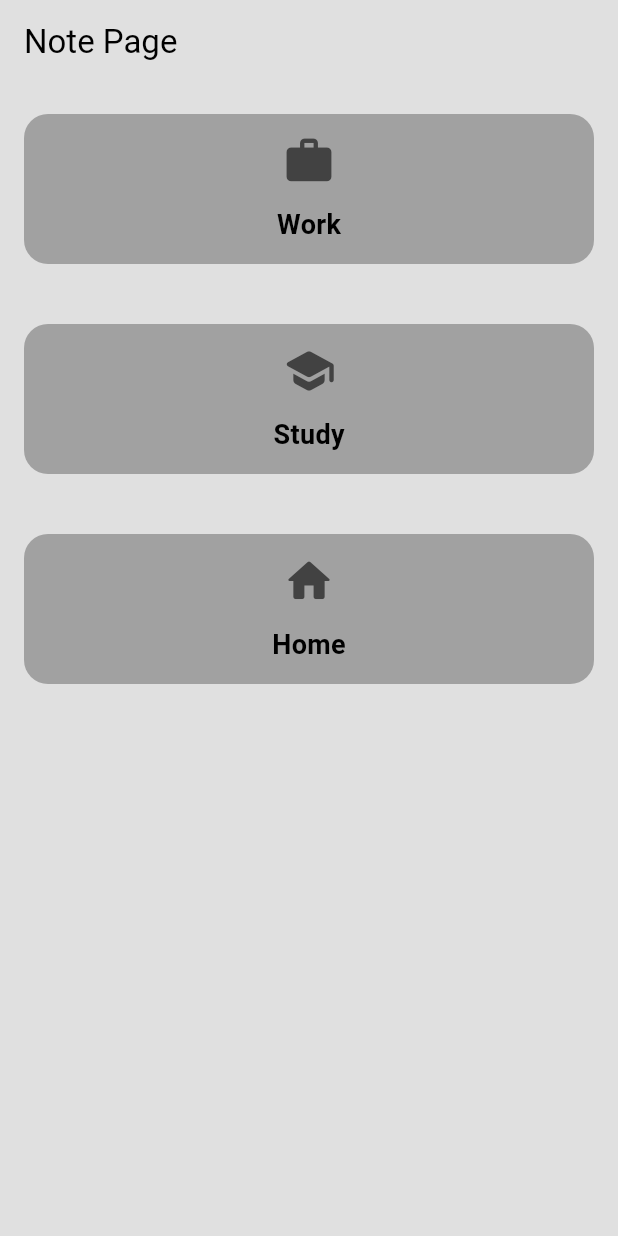
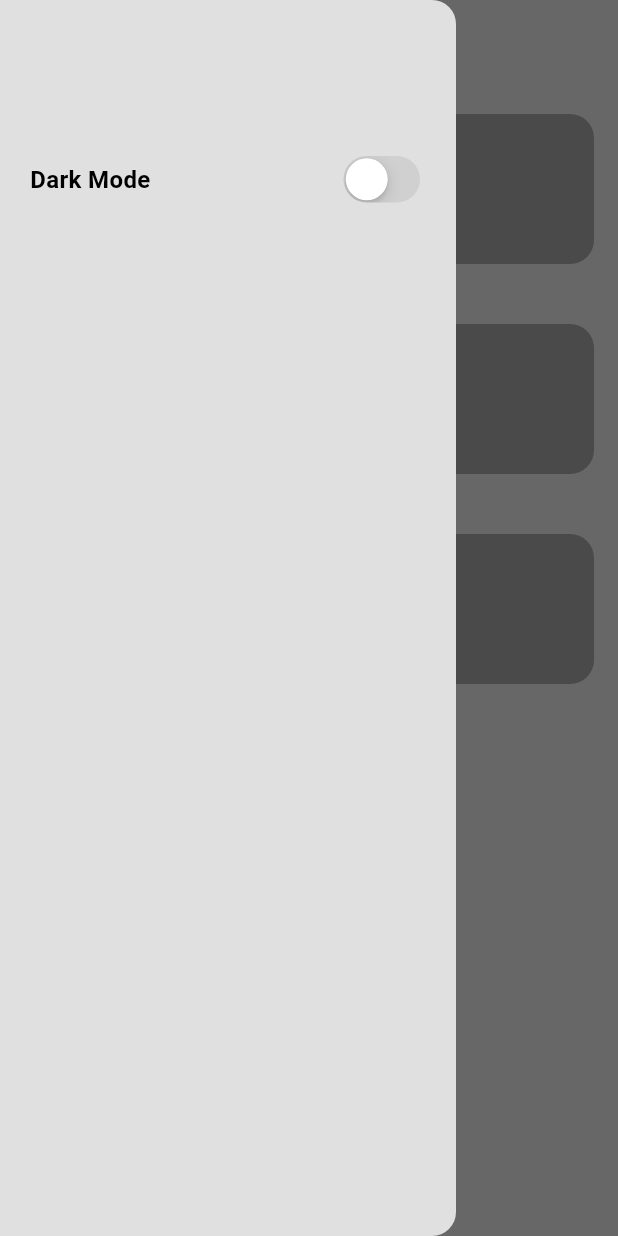
Before and after one commit to matinsabeti/note_task, a Flutter app: the screen it shows after launch, with the side drawer open (before the commit the screen has no drawer), on a phone screen of 412 x 824 dp. Run offline on Flutter 3.47's test engine with Material 3 defaults, Android fonts, the light colour scheme and no system bars; our stand-ins replace isar; accounts and stored records are empty; generated files the repository leaves out were written again.

Commit message:
Dark Mode initialized

```diff
--- a/lib/screens/home_page.dart
+++ b/lib/screens/home_page.dart
@@ -1,6 +1,8 @@
+import 'package:flutter/cupertino.dart';
 import 'package:flutter/material.dart';
 import 'package:note_task/database/note_database.dart';
 import 'package:note_task/screens/categories_page.dart';
+import 'package:note_task/theme/theme_provider.dart';
 import 'package:provider/provider.dart';
 
 class HomePage extends StatefulWidget {
@@ -11,6 +13,7 @@ class HomePage extends StatefulWidget {
 }
 
 class _HomePageState extends State<HomePage> {
+  bool isDarkMode = false;
   final List categoriesIcon = [
     Icons.work_rounded,
     Icons.school_rounded,
@@ -26,6 +29,34 @@ class _HomePageState extends State<HomePage> {
 
     return Scaffold(
       appBar: AppBar(title: const Text('Note Page')),
+      drawer: Drawer(
+        child: Column(
+          children: [
+            Container(
+              padding: EdgeInsets.only(top: 100, left: 20, right: 20),
+              child: Row(
+                mainAxisAlignment: MainAxisAlignment.spaceBetween,
+                children: [
+                  Text(
+                    "Dark Mode",
+                    style: TextStyle(fontSize: 16, fontWeight: FontWeight.bold),
+                  ),
+                  CupertinoSwitch(
+                    value: isDarkMode,
+                    onChanged: (value) {
+                      isDarkMode = !isDarkMode;
+                      Provider.of<ThemeProvider>(
+                        context,
+                        listen: false,
+                      ).toggleTheme();
+                    },
+                  ),
+                ],
+              ),
+            ),
+          ],
+        ),
+      ),
       body: ListView.builder(
         itemCount: categoriesIcon.length,
         itemBuilder: (context, index) {
@@ -33,11 +64,6 @@ class _HomePageState extends State<HomePage> {
             padding: const EdgeInsets.symmetric(vertical: 20, horizontal: 16),
             child: InkWell(
               onTap: () {
-                // noteDatabase.addNote(
-                //   title: "work 3",
-                //   content: "test 3",
-                //   category: "Work",
-                // );
                 // Handle category tap
                 Navigator.push(
                   context,
```
